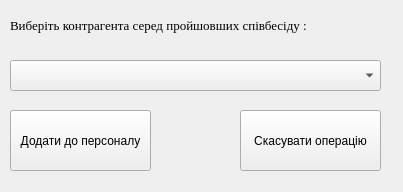
Above: addcontractortostaff.ui from Artem-Chabanovskiy/Course_Work before the change. Below: the same form after it.
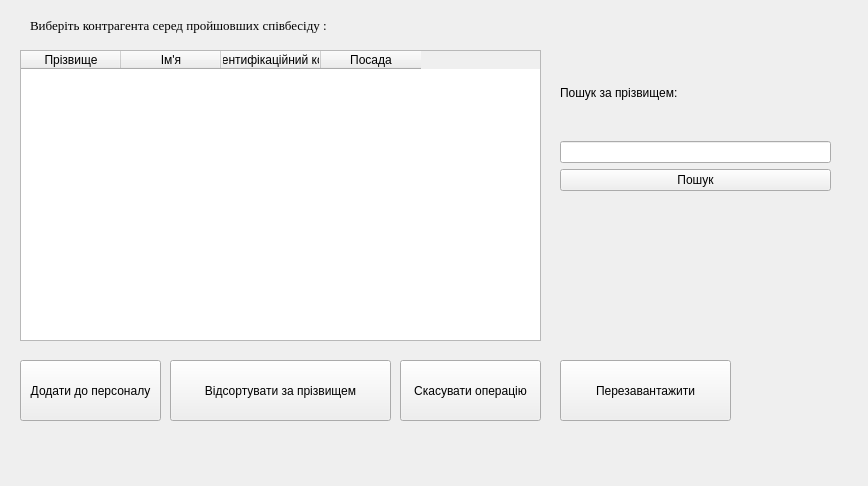
That is the form after the change.

```diff
--- a/addcontractortostaff.ui
+++ b/addcontractortostaff.ui
@@ -6,8 +6,8 @@
    <rect>
     <x>0</x>
     <y>0</y>
-    <width>403</width>
-    <height>192</height>
+    <width>868</width>
+    <height>486</height>
    </rect>
   </property>
   <property name="windowTitle">
@@ -16,7 +16,7 @@
   <widget class="QLabel" name="info_label">
    <property name="geometry">
     <rect>
-     <x>10</x>
+     <x>30</x>
      <y>10</y>
      <width>381</width>
      <height>31</height>
@@ -32,21 +32,11 @@
     <string>Виберіть контрагента серед пройшовших співбесіду :</string>
    </property>
   </widget>
-  <widget class="QComboBox" name="contr_intrvwd_cb">
-   <property name="geometry">
-    <rect>
-     <x>10</x>
-     <y>60</y>
-     <width>371</width>
-     <height>31</height>
-    </rect>
-   </property>
-  </widget>
   <widget class="QPushButton" name="add_to_staff_bt">
    <property name="geometry">
     <rect>
-     <x>10</x>
-     <y>110</y>
+     <x>20</x>
+     <y>360</y>
      <width>141</width>
      <height>61</height>
     </rect>
@@ -58,8 +48,8 @@
   <widget class="QPushButton" name="cansel_bt">
    <property name="geometry">
     <rect>
-     <x>240</x>
-     <y>110</y>
+     <x>400</x>
+     <y>360</y>
      <width>141</width>
      <height>61</height>
     </rect>
@@ -68,6 +58,104 @@
     <string>Скасувати операцію</string>
    </property>
   </widget>
+  <widget class="QTableWidget" name="contr_to_staff_table">
+   <property name="geometry">
+    <rect>
+     <x>20</x>
+     <y>50</y>
+     <width>521</width>
+     <height>291</height>
+    </rect>
+   </property>
+   <column>
+    <property name="text">
+     <string>Прізвище</string>
+    </property>
+   </column>
+   <column>
+    <property name="text">
+     <string>Ім'я</string>
+    </property>
+   </column>
+   <column>
+    <property name="text">
+     <string>Ідентифікаційний код</string>
+    </property>
+   </column>
+   <column>
+    <property name="text">
+     <string>Посада</string>
+    </property>
+   </column>
+  </widget>
+  <widget class="QPushButton" name="addcontr_sort_bt">
+   <property name="geometry">
+    <rect>
+     <x>170</x>
+     <y>360</y>
+     <width>221</width>
+     <height>61</height>
+    </rect>
+   </property>
+   <property name="text">
+    <string>Відсортувати за прізвищем</string>
+   </property>
+  </widget>
+  <widget class="QWidget" name="layoutWidget_3">
+   <property name="geometry">
+    <rect>
+     <x>560</x>
+     <y>50</y>
+     <width>271</width>
+     <height>141</height>
+    </rect>
+   </property>
+   <layout class="QVBoxLayout" name="verticalLayout_3">
+    <item>
+     <widget class="QLabel" name="search_contr_to_st_lb">
+      <property name="text">
+       <string>Пошук за прізвищем:</string>
+      </property>
+     </widget>
+    </item>
+    <item>
+     <widget class="QLineEdit" name="search_contr_to_st_edit"/>
+    </item>
+    <item>
+     <widget class="QPushButton" name="search_contr_to_st_bt">
+      <property name="text">
+       <string>Пошук</string>
+      </property>
+     </widget>
+    </item>
+   </layout>
+  </widget>
+  <widget class="QLabel" name="error_label">
+   <property name="geometry">
+    <rect>
+     <x>570</x>
+     <y>240</y>
+     <width>271</width>
+     <height>71</height>
+    </rect>
+   </property>
+   <property name="text">
+    <string/>
+   </property>
+  </widget>
+  <widget class="QPushButton" name="refresh_bt">
+   <property name="geometry">
+    <rect>
+     <x>560</x>
+     <y>360</y>
+     <width>171</width>
+     <height>61</height>
+    </rect>
+   </property>
+   <property name="text">
+    <string>Перезавантажити</string>
+   </property>
+  </widget>
  </widget>
  <resources/>
  <connections/>
```
